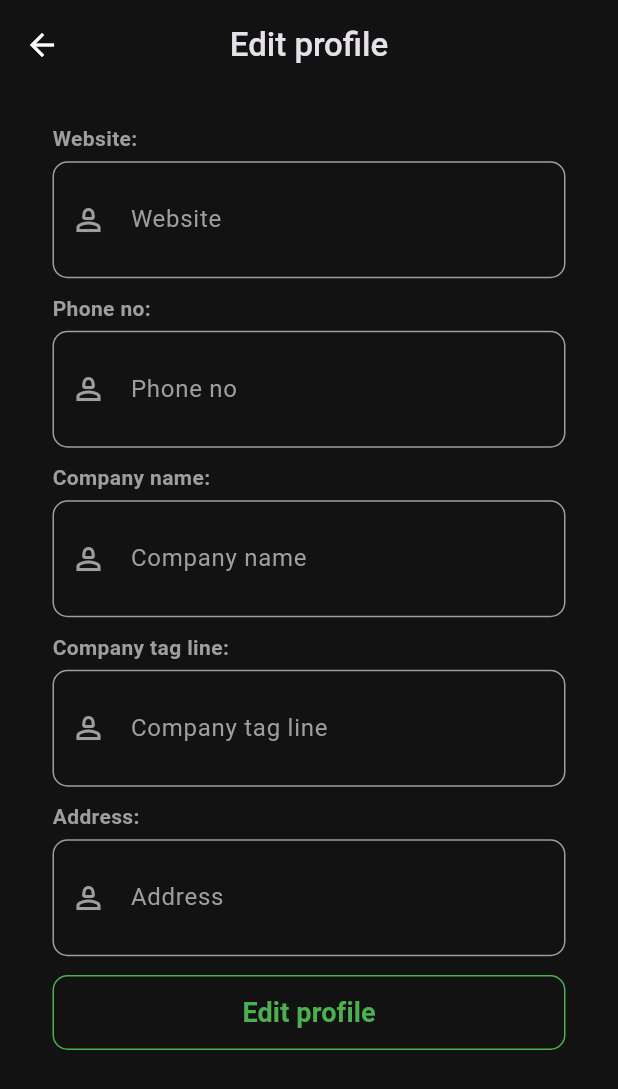
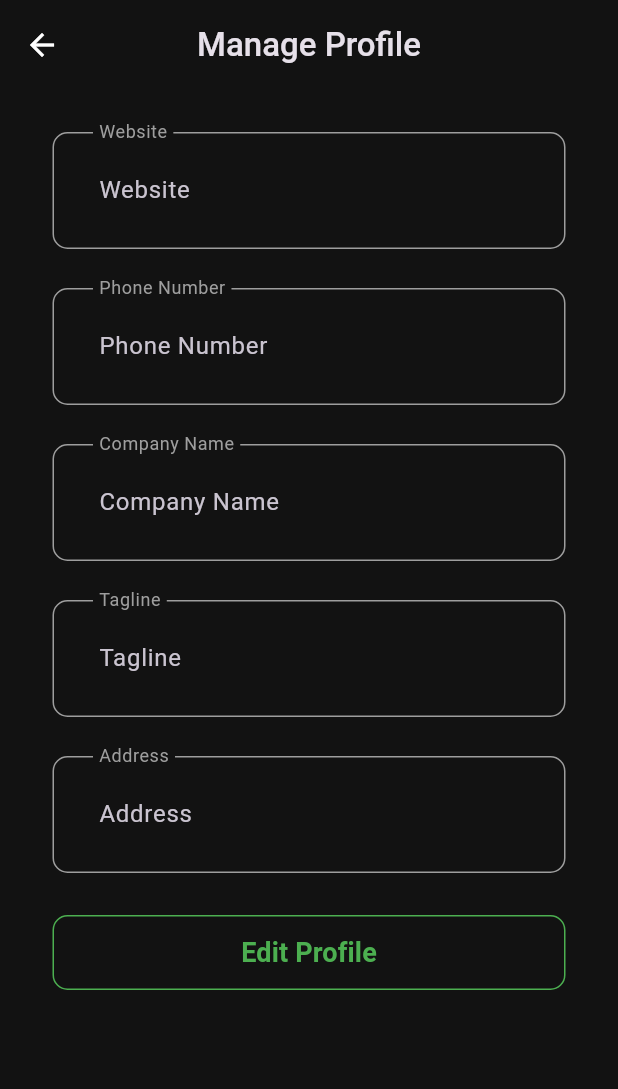
Before and after one commit to Adarsh-Polsey/flux_mvp, a Flutter app: the ProfileScreen screen opened by its route, on a phone screen of 412 x 824 dp. Shown: the top 1089 px of the screen. Run offline on Flutter 3.47's test engine with Material 3 defaults, Android fonts, the light colour scheme and no system bars; drawn by our look-alikes of toastification; our stand-ins replace cloud_firestore, firebase_auth, firebase_core, flutter_riverpod, google_nav_bar, riverpod_annotation; accounts and stored records are empty; generated files the repository leaves out were written again.

Commit message:
getProfile and update profile full sett

```diff
--- a/lib/features/nav_screens/view/profile_screen.dart
+++ b/lib/features/nav_screens/view/profile_screen.dart
@@ -16,43 +16,59 @@ class ProfileScreen extends ConsumerStatefulWidget {
 
 class _ProfileScreenState extends ConsumerState<ProfileScreen> {
   final _formKey = GlobalKey<FormState>();
-  String email = "";
-  String name = "";
-  String website = "";
-  String phone = "";
-  String company = "";
-  String tagLine = "";
-  String address = "";
+  final _emailController = TextEditingController();
+  final _nameController = TextEditingController();
+  final _websiteController = TextEditingController();
+  final _phoneController = TextEditingController();
+  final _companyController = TextEditingController();
+  final _taglineController = TextEditingController();
+  final _addressController = TextEditingController();
+
   bool readOnly = true;
 
   @override
   void initState() {
     super.initState();
-    // ref.read(completeProfileViewmodelProvider.notifier).getProfileDetails();
+    WidgetsBinding.instance.addPostFrameCallback((_) {
+      ref.read(completeProfileViewmodelProvider.notifier).getProfileDetails();
+    });
+  }
+
+  @override
+  void dispose() {
+    _emailController.dispose();
+    _nameController.dispose();
+    _websiteController.dispose();
+    _phoneController.dispose();
+    _companyController.dispose();
+    _taglineController.dispose();
+    _addressController.dispose();
+    super.dispose();
   }
 
   @override
   Widget build(BuildContext context) {
     final isLoading =
         ref.watch(completeProfileViewmodelProvider)?.isLoading ?? false;
+
     ref.listen(completeProfileViewmodelProvider, (prev, next) {
       next?.when(
         data: (val) {
-            setState(() {
-              email = val["email"];
-              name = val["name"];
-              website = val["website"];
-              phone = val["phone"];
-              company = val["company"];
-              tagLine = val["tagline"];
-              address = val["address"];
-            });
+          _emailController.text = val["email"] ?? "";
+          _nameController.text = val["name"] ?? "";
+          _websiteController.text = val["website"] ?? "";
+          _phoneController.text = val["phone"] ?? "";
+          _companyController.text = val["company"] ?? "";
+          _taglineController.text = val["tagline"] ?? "";
+          _addressController.text = val["address"] ?? "";
         },
         error: (e, s) {
-            notifier("Error occured, please try again", status: "error");
+          notifier("Error occurred, please try again", status: "error");
         },
-          loading: () {});
+        loading: () {},
+      );
     });
+
     return Scaffold(
       appBar: AppBar(
         toolbarHeight: 60,
@@ -60,7 +76,7 @@ class _ProfileScreenState extends ConsumerState<ProfileScreen> {
         backgroundColor: Colors.transparent,
         centerTitle: true,
         title: const Text(
-            "Edit profile",
+          "Manage Profile",
           style: TextStyle(fontWeight: FontWeight.w500),
         ),
       ),
@@ -69,114 +85,74 @@ class _ProfileScreenState extends ConsumerState<ProfileScreen> {
           : SingleChildScrollView(
               padding: const EdgeInsets.symmetric(horizontal: 35),
               physics: const BouncingScrollPhysics(),
-                scrollDirection: Axis.vertical,
-                child: Column(children: [
+              child: Column(
+                children: [
                   const SizedBox(height: 20),
-                  //Form visibility - Visible if the user is not a superuser
                   Form(
                     key: _formKey,
-                    child: ListView(
-                      scrollDirection: Axis.vertical,
-                      physics: const NeverScrollableScrollPhysics(),
-                      shrinkWrap: true,
+                    child: Column(
                       children: [
-                        // website
                         CustomField(
-                          initialValue: website,
-                          title: "Website: ",
+                          controller: _websiteController,
+                          title: "Website",
                           readOnly: readOnly,
-                          onSaved: (value) {
-                            setState(() {
-                              website = value!;
-                            });
-                          },
-                          prefixIcon: const Icon(Icons.person_2_outlined),
-                        ),
-                        const SizedBox(height: 5),
-// phone field
-                        CustomField(
-                          initialValue: phone,
-                          title: "Phone no: ",
-                          readOnly: readOnly,
-                          validator: (value) {
-                            if (value == null || value.isEmpty) {
-                              return "Please enter your phone number";
-                            }
-                            return null;
-                          },
-                          onSaved: (value) {
-                            setState(() {
-                              phone = value!;
-                            });
-                          },
-                          prefixIcon: const Icon(Icons.person_2_outlined),
-                        ),
-                        const SizedBox(height: 5),
-// company name
-                        CustomField(
-                          initialValue: company,
-                          title: "Company name: ",
-                          readOnly: readOnly,
-                          validator: (value) {
-                            if (value == null || value.isEmpty) {
-                              return "Please enter your company name";
-                            }
-                            return null;
-                          },
-                          onSaved: (value) {
-                            setState(() {
-                              company = value!;
-                            });
-                          },
-                          prefixIcon: const Icon(Icons.person_2_outlined),
-                        ),
-                        const SizedBox(height: 5),
-// company tag line
-                        CustomField(
-                          initialValue: tagLine,
-                          title: "Company tag line: ",
-                          readOnly: readOnly,
-                          onSaved: (value) {
-                            setState(() {
-                              tagLine = value!;
-                            });
-                          },
-                          prefixIcon: const Icon(Icons.person_2_outlined),
-                        ),
-                        const SizedBox(height: 5),
-// Street address
-                        CustomField(
-                          initialValue: phone,
-                          title: "Address: ",
-                          readOnly: readOnly,
-                          onSaved: (value) {
-                            setState(() {
-                              address = value!;
-                            });
-                          },
-                          prefixIcon: const Icon(Icons.person_2_outlined),
+                          onSaved: (value) => _websiteController.text = value!,
                         ),
                         const SizedBox(height: 10),
-// Button
+                        CustomField(
+                          controller: _phoneController,
+                          title: "Phone Number",
+                          readOnly: readOnly,
+                          validator: (value) => value == null || value.isEmpty
+                              ? "Please enter your phone number"
+                              : null,
+                          onSaved: (value) => _phoneController.text = value!,
+                        ),
+                        const SizedBox(height: 10),
+                        CustomField(
+                          controller: _companyController,
+                          title: "Company Name",
+                          readOnly: readOnly,
+                          validator: (value) => value == null || value.isEmpty
+                              ? "Please enter your company name"
+                              : null,
+                          onSaved: (value) => _companyController.text = value!,
+                        ),
+                        const SizedBox(height: 10),
+                        CustomField(
+                          controller: _taglineController,
+                          title: "Tagline",
+                          readOnly: readOnly,
+                          onSaved: (value) => _taglineController.text = value!,
+                        ),
+                        const SizedBox(height: 10),
+                        CustomField(
+                          controller: _addressController,
+                          title: "Address",
+                          readOnly: readOnly,
+                          onSaved: (value) => _addressController.text = value!,
+                        ),
+                        const SizedBox(height: 20),
                         OutlinedButton(
-                            onPressed: () async {
+                          onPressed: () {
                             setState(() {
                               readOnly = !readOnly;
                             });
                             if (readOnly) {
                               if (_formKey.currentState!.validate()) {
                                 _formKey.currentState!.save();
-                                  log("🔥To map = ${ProfileModel(company: company, website: website, phone: phone, tagline: tagLine, address: address).toMap()}");
+                                final profile = ProfileModel(
+                                  company: _companyController.text,
+                                  website: _websiteController.text,
+                                  phone: _phoneController.text,
+                                  tagline: _taglineController.text,
+                                  address: _addressController.text,
+                                );
+                                log("🔥 Profile to update: ${profile.toMap()}");
                                 ref
                                     .read(completeProfileViewmodelProvider
                                         .notifier)
-                                      .completeProfile(ProfileModel(
-                                              company: company,
-                                              website: website,
-                                              phone: phone,
-                                              tagline: tagLine,
-                                              address: address)
-                                          .toMap());
+                                    .completeProfile(profile.toMap());
                               }
                             }
                           },
@@ -188,80 +164,99 @@ class _ProfileScreenState extends ConsumerState<ProfileScreen> {
                           ),
                           child: Center(
                             child: Text(
-                                    (readOnly ? "Edit profile" : "Save"),
+                              readOnly ? "Edit Profile" : "Save",
                               style: const TextStyle(
                                 fontSize: 18,
                                 fontWeight: FontWeight.bold,
-                                        color: Pallete.greenColor)))),
+                                color: Pallete.greenColor,
+                              ),
+                            ),
+                          ),
+                        ),
                       ],
                     ),
                   ),
-                  const SizedBox(height: 30)
-                ]),
-              ));
+                ],
+              ),
+            ),
+    );
   }
 }
 
-class CustomField extends StatelessWidget {
+class CustomField extends StatefulWidget {
   const CustomField({
     super.key,
+    required this.controller,
     this.onSaved,
     this.validator,
     this.title = "",
-    this.initialValue = "",
-    this.prefixIcon,
     this.readOnly = false,
   });
+
+  final TextEditingController controller;
   final void Function(String?)? onSaved;
   final String? Function(String?)? validator;
   final String title;
-  final String initialValue;
-  final Widget? prefixIcon;
   final bool readOnly;
+
+  @override
+  State<CustomField> createState() => _CustomFieldState();
+}
+
+class _CustomFieldState extends State<CustomField> {
+  // Create a FocusNode to track the focus state
+  final FocusNode _focusNode = FocusNode();
+
+  @override
+  void initState() {
+    super.initState();
+    // Add listener to track focus state changes
+    _focusNode.addListener(() {
+      setState(() {});
+    });
+  }
+
+  @override
+  void dispose() {
+    _focusNode.dispose();
+    super.dispose();
+  }
+
   @override
   Widget build(BuildContext context) {
-    return Column(
-      crossAxisAlignment: CrossAxisAlignment.start,
-      children: [
-        const SizedBox(height: 2.5),
-        Text(
-          title,
+    return Padding(
+      padding: const EdgeInsets.symmetric(vertical: 8.0),
+      child: TextFormField(
+        controller: widget.controller,
+        focusNode: _focusNode,
+        readOnly: widget.readOnly,
         style: TextStyle(
-              fontWeight: FontWeight.w600,
-              fontSize: 14,
-              color: !readOnly ? Pallete.greenColor : Pallete.greyColor),
+          color: _focusNode.hasFocus ? Pallete.greenColor : Pallete.greyColor,
+          fontSize: 16,
         ),
-        const SizedBox(
-          height: 5,
+        decoration: InputDecoration(
+          labelStyle: TextStyle(
+            color: _focusNode.hasFocus ? Pallete.greenColor : Pallete.greyColor,
           ),
-        TextFormField(
-            readOnly: readOnly,
-            style: TextStyle(
-                color: !readOnly ? Pallete.greenColor : Pallete.greyColor,
-                fontSize: 16),
-            initialValue: initialValue,
-            decoration: InputDecoration(
-              hintText: title.replaceAll(":", ""),
+          labelText: widget.title,
+          hintText: widget.title,
           floatingLabelBehavior: FloatingLabelBehavior.always,
-              prefixIcon: prefixIcon,
-              prefixIconColor: Pallete.greyColor,
-              labelStyle:
-                  const TextStyle(color: Pallete.greyColor, fontSize: 10),
-              hintStyle: const TextStyle(color: Pallete.greyColor),
           border: OutlineInputBorder(
-                  borderRadius: BorderRadius.circular(0),
-                  borderSide: const BorderSide(color: Pallete.greyColor)),
+            borderRadius: BorderRadius.circular(10),
+            borderSide: const BorderSide(color: Pallete.greyColor),
+          ),
           enabledBorder: OutlineInputBorder(
             borderRadius: BorderRadius.circular(10),
-                  borderSide: const BorderSide(color: Pallete.greyColor)),
+            borderSide: const BorderSide(color: Pallete.greyColor),
+          ),
           focusedBorder: OutlineInputBorder(
-                  borderRadius: BorderRadius.circular(0),
-                  borderSide: const BorderSide(color: Pallete.greyColor)),
+            borderRadius: BorderRadius.circular(10),
+            borderSide: BorderSide(color: Pallete.greenColor.withOpacity(0.5)),
           ),
-            validator: validator,
-            onSaved: onSaved),
-        const SizedBox(height: 2.5),
-      ],
+        ),
+        validator: widget.validator,
+        onSaved: widget.onSaved,
+      ),
     );
   }
 }
--- a/lib/features/nav_screens/viewmodel/complete_profile_viewmodel.dart
+++ b/lib/features/nav_screens/viewmodel/complete_profile_viewmodel.dart
@@ -14,11 +14,8 @@ class CompleteProfileViewmodel extends _$CompleteProfileViewmodel {
   }
 
   Future<void> getProfileDetails() async {
-    state = const AsyncValue.loading();
     try {
-      log("🟢Entered 1");
       final val = await _completeProfileRepository.getProfileDetails();
-      log("🟢Entered 2 - $val");
       state = AsyncValue.data(val);
       log("🟢getProfileDetails - $val");
     } catch (e, s) {
```
Lines whose indentation alone changed are shown as unchanged.
